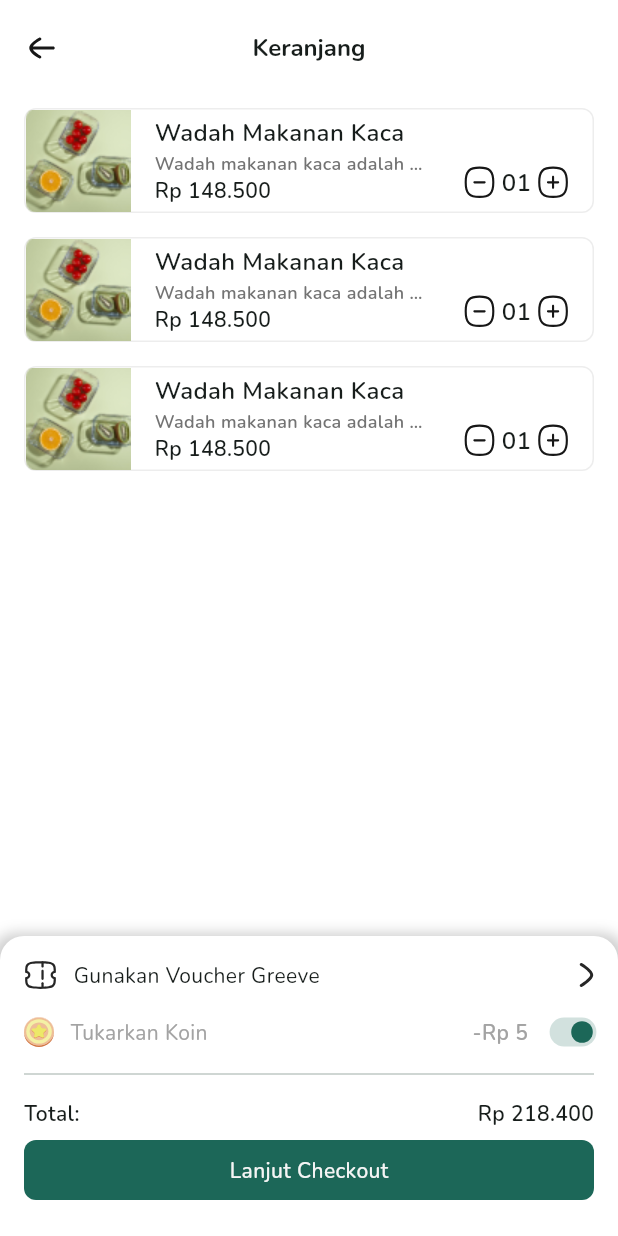
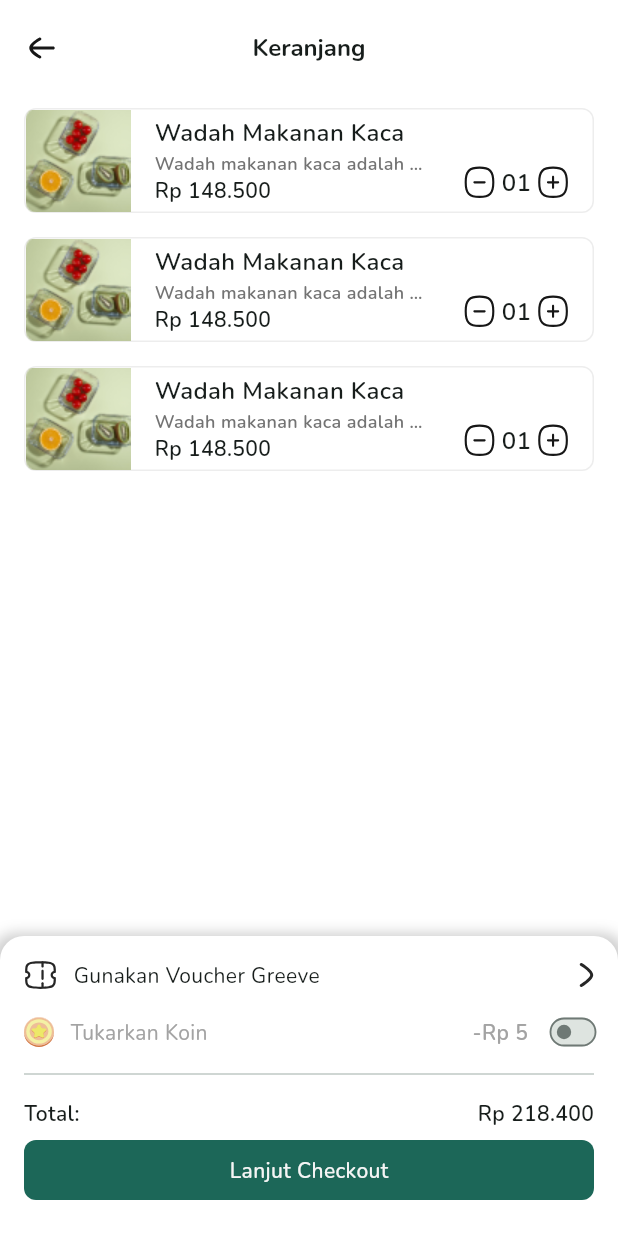
Before and after one commit to Alterra-Greeve/flutter-capstone, a Flutter app: the CartScreen screen opened by its route, on a phone screen of 412 x 824 dp. Run offline on Flutter 3.47's test engine with Material 3 defaults, Android fonts, the phone set to English and light mode, and no system bars; our stand-ins replace another_flutter_splash_screen, cached_network_image, carousel_slider, dio, flutter_svg, get and 6 more; accounts and stored records are empty.

```diff
--- a/lib/view/cart/screens/cart_screen.dart
+++ b/lib/view/cart/screens/cart_screen.dart
@@ -49,7 +49,7 @@ class CartScreen extends StatelessWidget {
           },
         ),
       ),
-      bottomSheet: const CheckoutSummaryWidget(),
+      bottomSheet: CheckoutSummaryWidget(controller: controller),
     );
   }
 }
--- a/lib/view/cart/widgets/checkout_summary_widget.dart
+++ b/lib/view/cart/widgets/checkout_summary_widget.dart
@@ -1,11 +1,14 @@
 import 'package:flutter/material.dart';
 import 'package:flutter_svg/svg.dart';
+import 'package:get/get.dart';
 import 'package:greeve/utils/constants/colors_constant.dart';
 import 'package:greeve/utils/constants/icons_constant.dart';
 import 'package:greeve/utils/constants/text_styles_constant.dart';
+import 'package:greeve/view_model/cart_controller.dart';
 
 class CheckoutSummaryWidget extends StatelessWidget {
-  const CheckoutSummaryWidget({super.key});
+  final CartController controller;
+  const CheckoutSummaryWidget({super.key, required this.controller});
 
   @override
   Widget build(BuildContext context) {
@@ -73,17 +76,21 @@ class CheckoutSummaryWidget extends StatelessWidget {
                       ),
                     ),
                     const SizedBox(width: 16),
-                    SizedBox(
+                    Obx(
+                      () => SizedBox(
                         width: 28,
                         child: Transform.scale(
                           scale: 0.6,
                           child: Switch(
                             materialTapTargetSize:
                                 MaterialTapTargetSize.shrinkWrap,
-                          value: true,
-                          onChanged: (value) {},
+                            value: controller.isCoinApplied.value,
+                            onChanged: (value) {
+                              controller.toggleCoinSwitch();
+                            },
                             activeTrackColor: ColorsConstant.primary100,
                             activeColor: ColorsConstant.primary500,
+                          ),
                         ),
                       ),
                     ),
```
Also changed, not shown: lib/view_model/cart_controller.dart (+13 -0 lines). Lines whose indentation alone changed are shown as unchanged.
